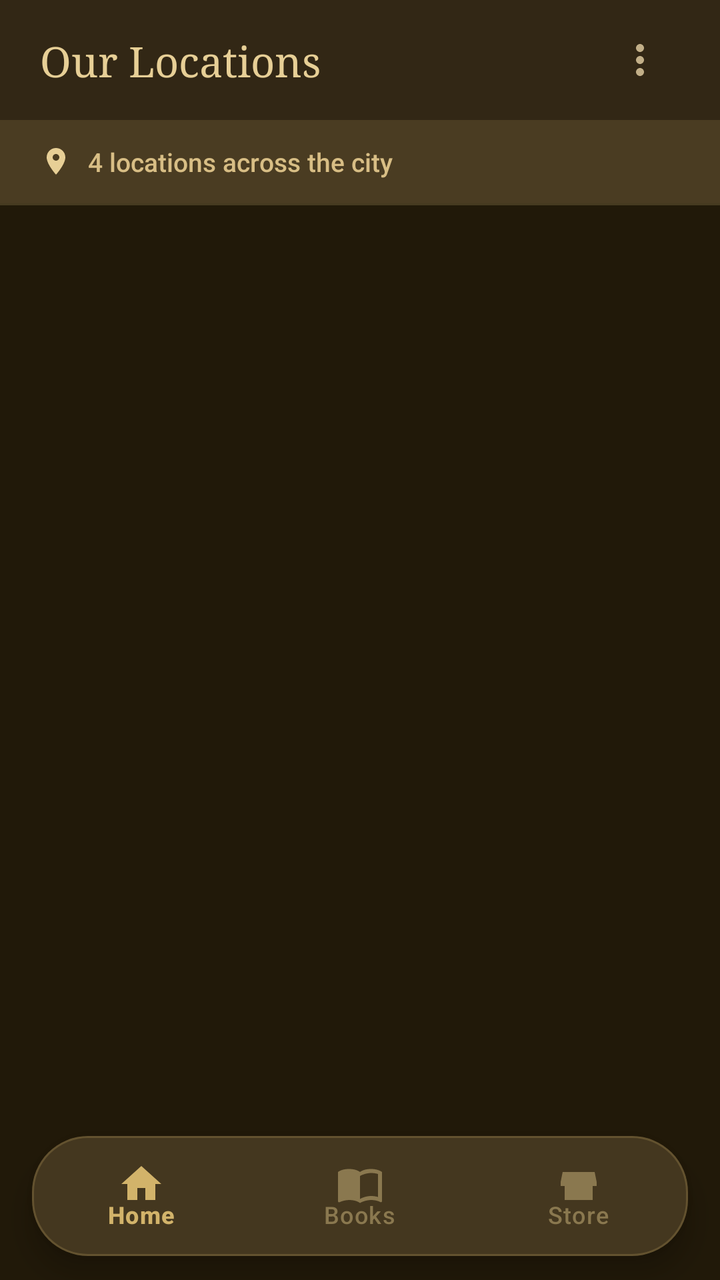
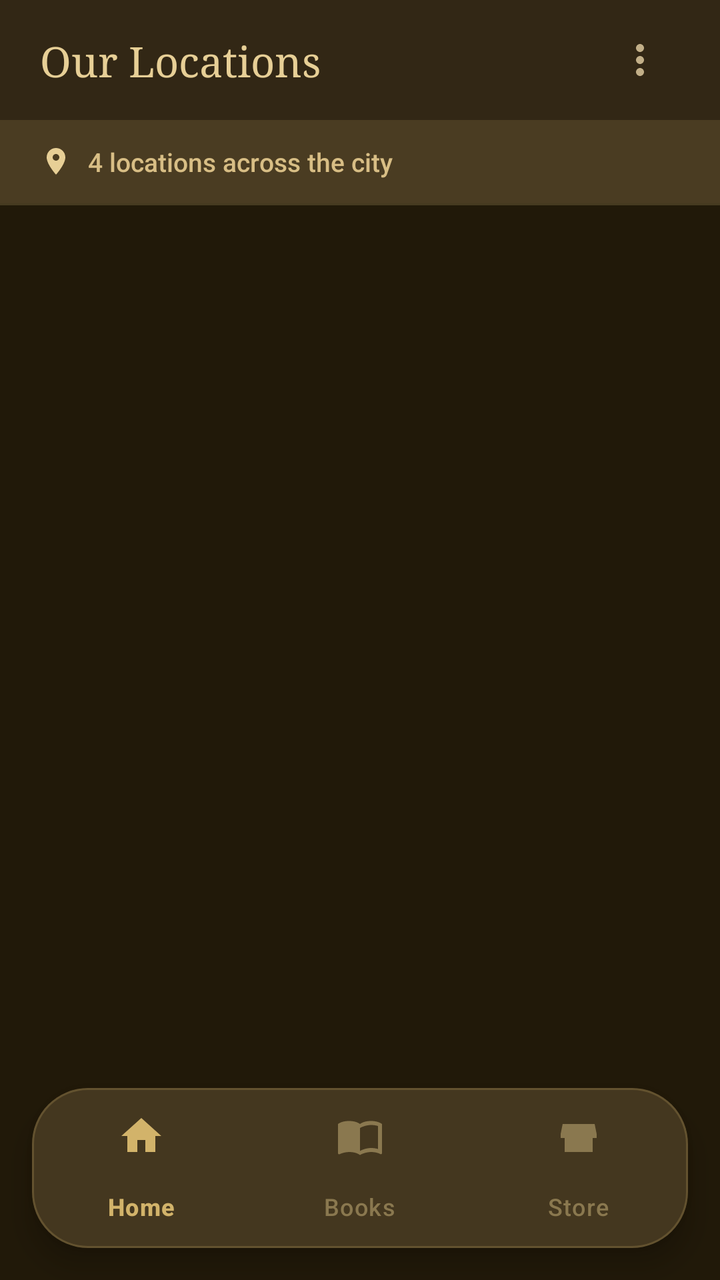

Compare the two renders of this Android layout. The source of the first and the diff that turns it into the second are given below.
<!-- AndroidManifest.xml: application theme Theme.DClassicsBooks -->
<!-- res/layout/activity_stores.xml -->
<?xml version="1.0" encoding="utf-8"?>
<androidx.coordinatorlayout.widget.CoordinatorLayout xmlns:android="http://schemas.android.com/apk/res/android"
    xmlns:app="http://schemas.android.com/apk/res-auto"
    android:layout_width="match_parent"
    android:layout_height="match_parent"
    android:background="@color/bg_primary">

    <com.google.android.material.appbar.AppBarLayout
        android:layout_width="match_parent"
        android:layout_height="wrap_content"
        android:background="@color/surface"
        app:elevation="0dp">

        <androidx.constraintlayout.widget.ConstraintLayout
            android:layout_width="match_parent"
            android:layout_height="60dp"
            android:paddingHorizontal="20dp">

            <TextView
                android:layout_width="wrap_content"
                android:layout_height="wrap_content"
                android:text="@string/stores_title"
                android:textColor="@color/gold_dark"
                android:textSize="21sp"
                android:fontFamily="serif"
                app:layout_constraintStart_toStartOf="parent"
                app:layout_constraintTop_toTopOf="parent"
                app:layout_constraintBottom_toBottomOf="parent"/>

            <ImageButton
                android:id="@+id/btn_overflow"
                android:layout_width="40dp"
                android:layout_height="40dp"
                android:src="@drawable/ic_more_vert"
                android:background="?attr/selectableItemBackgroundBorderless"
                android:contentDescription="Menu"
                app:layout_constraintEnd_toEndOf="parent"
                app:layout_constraintTop_toTopOf="parent"
                app:layout_constraintBottom_toBottomOf="parent"/>

        </androidx.constraintlayout.widget.ConstraintLayout>

        <LinearLayout
            android:layout_width="match_parent"
            android:layout_height="wrap_content"
            android:orientation="horizontal"
            android:gravity="center_vertical"
            android:paddingHorizontal="20dp"
            android:paddingVertical="12dp"
            android:background="@color/gold_pale">

            <ImageView
                android:layout_width="16dp"
                android:layout_height="16dp"
                android:src="@drawable/ic_location_on"
                android:tint="@color/gold_dark"
                android:contentDescription="@null"/>

            <TextView
                android:layout_width="wrap_content"
                android:layout_height="wrap_content"
                android:text="@string/locations_count"
                android:textColor="@color/gold_deep"
                android:textSize="13sp"
                android:fontFamily="sans-serif-medium"
                android:layout_marginStart="8dp"/>

        </LinearLayout>

        <View
            android:layout_width="match_parent"
            android:layout_height="1dp"
            android:background="@color/divider"/>

    </com.google.android.material.appbar.AppBarLayout>

    <androidx.recyclerview.widget.RecyclerView
        android:id="@+id/rv_stores"
        android:layout_width="match_parent"
        android:layout_height="match_parent"
        android:paddingHorizontal="20dp"
        android:paddingTop="16dp"
        android:paddingBottom="110dp"
        android:clipToPadding="false"
        app:layoutManager="androidx.recyclerview.widget.LinearLayoutManager"
        app:layout_behavior="@string/appbar_scrolling_view_behavior"/>

    
    <com.google.android.material.card.MaterialCardView
        android:layout_width="match_parent"
        android:layout_height="wrap_content"
        android:layout_gravity="bottom"
        android:layout_marginStart="16dp"
        android:layout_marginEnd="16dp"
        android:layout_marginBottom="12dp"
        app:cardCornerRadius="28dp"
        app:cardElevation="8dp"
        app:cardBackgroundColor="@color/surface"
        app:strokeWidth="1dp"
        app:strokeColor="@color/gold_outline">

        <com.google.android.material.bottomnavigation.BottomNavigationView
            android:id="@+id/bottom_nav"
            style="@style/Widget.DClassicsBooks.BottomNavigationView"
            android:layout_width="match_parent"
            android:layout_height="60dp"
            app:menu="@menu/bottom_navigation"
            app:labelVisibilityMode="labeled"/>

    </com.google.android.material.card.MaterialCardView>

</androidx.coordinatorlayout.widget.CoordinatorLayout>
<!-- resources referenced by this layout -->
<resources>
  <color name="bg_primary">#211909</color>
  <color name="divider">#453A20</color>
  <color name="gold_dark">#E7CF96</color>
  <color name="gold_deep">#D8BE85</color>
  <color name="gold_outline">#38D2B36A</color>
  <color name="gold_pale">#26D2B36A</color>
  <color name="surface">#322715</color>
  <!-- drawable ic_location_on (drawable) -->
  <?xml version="1.0" encoding="utf-8"?>
  <vector xmlns:android="http://schemas.android.com/apk/res/android"
      android:width="24dp"
      android:height="24dp"
      android:viewportWidth="24"
      android:viewportHeight="24">
      <path
          android:fillColor="@android:color/white"
          android:pathData="M12,2C8.13,2 5,5.13 5,9c0,5.25 7,13 7,13s7,-7.75 7,-13c0,-3.87 -3.13,-7 -7,-7zM12,11.5c-1.38,0 -2.5,-1.12 -2.5,-2.5s1.12,-2.5 2.5,-2.5 2.5,1.12 2.5,2.5 -1.12,2.5 -2.5,2.5z"/>
  </vector>
  <!-- drawable ic_more_vert (drawable) -->
  <?xml version="1.0" encoding="utf-8"?>
  <vector xmlns:android="http://schemas.android.com/apk/res/android"
      android:width="24dp"
      android:height="24dp"
      android:viewportWidth="24"
      android:viewportHeight="24">
      <path
          android:fillColor="#C2AF88"
          android:pathData="M12,8c1.1,0 2,-0.9 2,-2s-0.9,-2 -2,-2 -2,0.9 -2,2 0.9,2 2,2zM12,10c-1.1,0 -2,0.9 -2,2s0.9,2 2,2 2,-0.9 2,-2 -0.9,-2 -2,-2zM12,16c-1.1,0 -2,0.9 -2,2s0.9,2 2,2 2,-0.9 2,-2 -0.9,-2 -2,-2z"/>
  </vector>
  <string name="locations_count">4 locations across the city</string>
  <string name="stores_title">Our Locations</string>
  <style name="Widget.DClassicsBooks.BottomNavigationView" parent="Widget.Material3.BottomNavigationView">
          <item name="itemIconTint">@color/selector_bottom_nav</item>
          <item name="itemTextColor">@color/selector_bottom_nav</item>
          <item name="backgroundTint">@color/surface</item>
          <item name="elevation">0dp</item>
          <item name="itemIconSize">24dp</item>
      </style>
  <style name="Theme.DClassicsBooks" parent="Theme.DClassicsBooks.Base" />
  <style name="Theme.DClassicsBooks.Base" parent="Theme.Material3.Dark.NoActionBar">
          <item name="colorPrimary">@color/gold_primary</item>
          <item name="colorOnPrimary">@color/text_on_gold</item>
          <item name="colorSecondary">@color/gold_dark</item>
          <item name="colorOnSecondary">@color/text_on_gold</item>
          <item name="colorSurface">@color/surface</item>
          <item name="colorOnSurface">@color/text_primary</item>
          <item name="android:windowBackground">@color/bg_primary</item>
          <item name="android:statusBarColor">@color/bg_primary</item>
          <item name="android:navigationBarColor">@color/bg_primary</item>
          <item name="android:windowLightStatusBar">false</item>
          <item name="android:colorBackground">@color/bg_primary</item>
          <item name="android:textColorPrimary">@color/text_primary</item>
          <item name="android:textColorSecondary">@color/text_secondary</item>
      </style>
  <color name="gold_primary">#D2B36A</color>
  <color name="text_on_gold">#2E2410</color>
  <color name="text_primary">#F3EAD3</color>
  <color name="text_secondary">#C2AF88</color>
</resources>

<!-- the commit's change to res/layout/activity_stores.xml (unified diff, before → after) -->
@@ -92,7 +92,7 @@
         android:layout_gravity="bottom"
         android:layout_marginStart="16dp"
         android:layout_marginEnd="16dp"
-        android:layout_marginBottom="12dp"
+        android:layout_marginBottom="16dp"
         app:cardCornerRadius="28dp"
         app:cardElevation="8dp"
         app:cardBackgroundColor="@color/surface"
@@ -103,7 +103,7 @@
             android:id="@+id/bottom_nav"
             style="@style/Widget.DClassicsBooks.BottomNavigationView"
             android:layout_width="match_parent"
-            android:layout_height="60dp"
+            android:layout_height="wrap_content"
             app:menu="@menu/bottom_navigation"
             app:labelVisibilityMode="labeled"/>
 
<!-- resource entries referenced after the edit -->
@@ -37,6 +37,7 @@
           <item name="backgroundTint">@color/surface</item>
           <item name="elevation">0dp</item>
           <item name="itemIconSize">24dp</item>
+          <item name="paddingBottomSystemWindowInsets">false</item>
       </style>
   <style name="Theme.DClassicsBooks" parent="Theme.DClassicsBooks.Base" />
   <style name="Theme.DClassicsBooks.Base" parent="Theme.Material3.Dark.NoActionBar">
